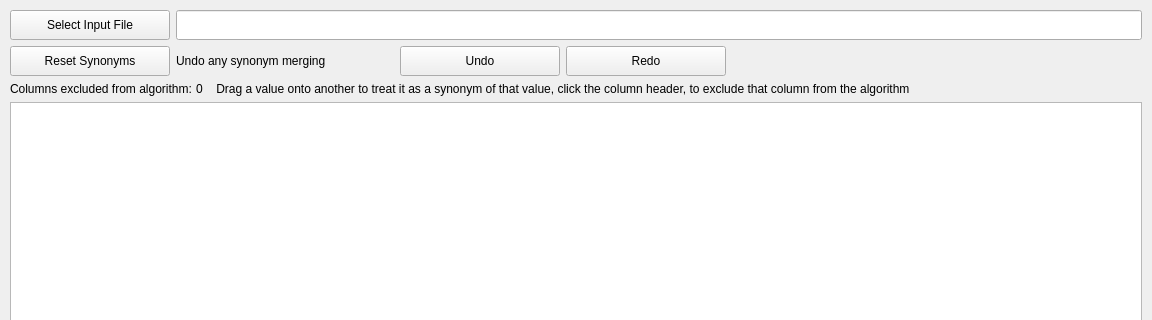
This is assets/main_window.ui in Bensikrac/GroupGen as Qt 5 draws it before an edit; both pictures show x 0 to 1152 and y 0 to 320 of the 1152 by 648 pixel window. The edited form follows.
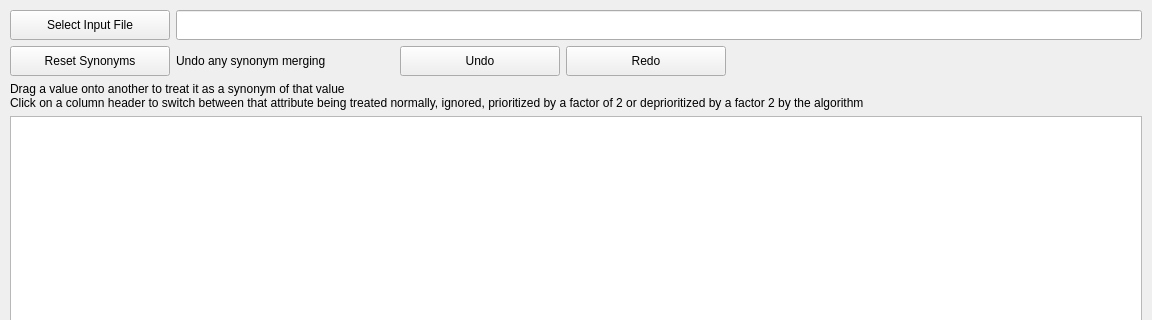
This is the edited form. Custom widgets are drawn as their Qt base class.

Commit message:
122 weigh attributes (#127)
* Change visuals to be platform independent and less glitchy, make clicked headers and columns cycle through 4 visual states

* Add explanation text for attribute states and make states determine weight and exclusion

* Add docstrings, fix visual glitches

* Fix tests

* Force hint text to use rich text format

* Tweak prioritized color to look better in light mode

* Make algorithm correctly use weights, fix docstring, fix formatting

Patch:
```diff
--- a/assets/main_window.ui
+++ b/assets/main_window.ui
@@ -209,7 +209,7 @@
     </item>
     <item>
      <widget class="QWidget" name="excluded_layout" native="true">
-      <layout class="QHBoxLayout" name="horizontalLayout_2">
+      <layout class="QVBoxLayout" name="verticalLayout">
        <property name="spacing">
         <number>0</number>
        </property>
@@ -225,41 +225,6 @@
        <property name="bottomMargin">
         <number>0</number>
        </property>
-       <property name="alignment">
-          <set>Qt::AlignmentFlag::AlignLeading|Qt::AlignmentFlag::AlignLeft|Qt::AlignmentFlag::AlignVCenter</set>
-         </property>
-       <item>
-        <widget class="QLabel" name="excluded_column_count_label">
-         <property name="sizePolicy">
-          <sizepolicy hsizetype="Fixed" vsizetype="Fixed">
-           <horstretch>0</horstretch>
-           <verstretch>0</verstretch>
-          </sizepolicy>
-         </property>
-         <property name="text">
-          <string>Columns excluded from algorithm: </string>
-         </property>
-        </widget>
-       </item>
-       <item>
-        <widget class="QLabel" name="excluded_column_number_label">
-         <property name="sizePolicy">
-          <sizepolicy hsizetype="Fixed" vsizetype="Preferred">
-           <horstretch>0</horstretch>
-           <verstretch>0</verstretch>
-          </sizepolicy>
-         </property>
-         <property name="minimumSize">
-          <size>
-           <width>0</width>
-           <height>0</height>
-          </size>
-         </property>
-         <property name="text">
-          <string>0</string>
-         </property>
-        </widget>
-       </item>
        <item>
         <widget class="QLabel" name="select_synonym_label">
          <property name="enabled">
@@ -278,7 +243,14 @@
           </size>
          </property>
          <property name="text">
-          <string>    Drag a value onto another to treat it as a synonym of that value, click the column header, to exclude that column from the algorithm</string>
+          <string>Drag a value onto another to treat it as a synonym of that value</string>
+         </property>
+        </widget>
+       </item>
+       <item>
+        <widget class="QLabel" name="weigh_attribute_label">
+         <property name="text">
+          <string>Click on a column header to switch between that attribute being treated normally, ignored, prioritized by a factor of 2 or deprioritized by a factor 2 by the algorithm</string>
          </property>
         </widget>
        </item>
@@ -314,6 +286,9 @@
       <attribute name="verticalHeaderCascadingSectionResizes">
        <bool>true</bool>
       </attribute>
+      <attribute name="verticalHeaderStretchLastSection">
+       <bool>true</bool>
+      </attribute>
      </widget>
     </item>
     <item>
```
The commit also changes 6 other files.
